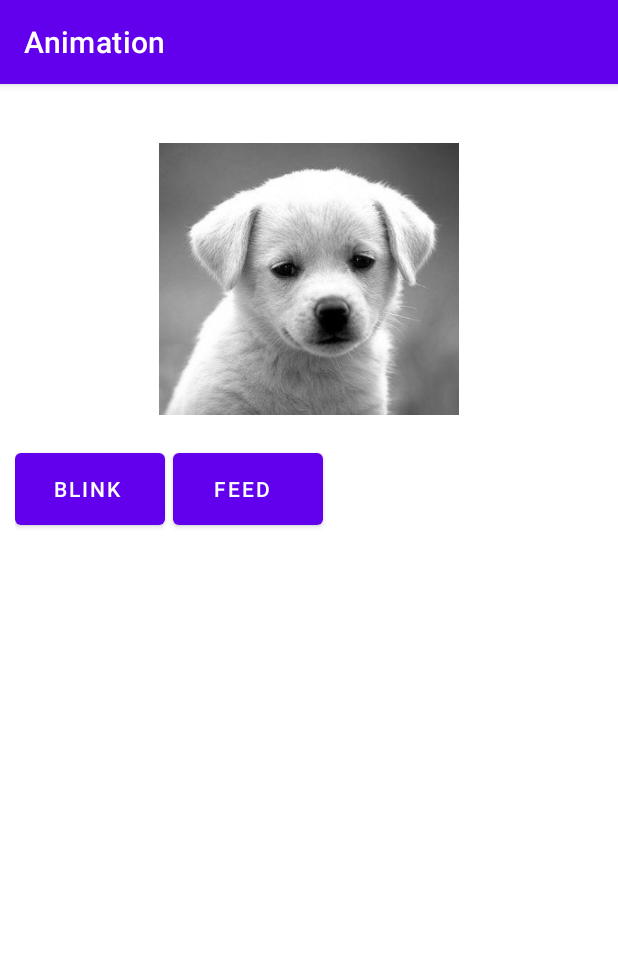
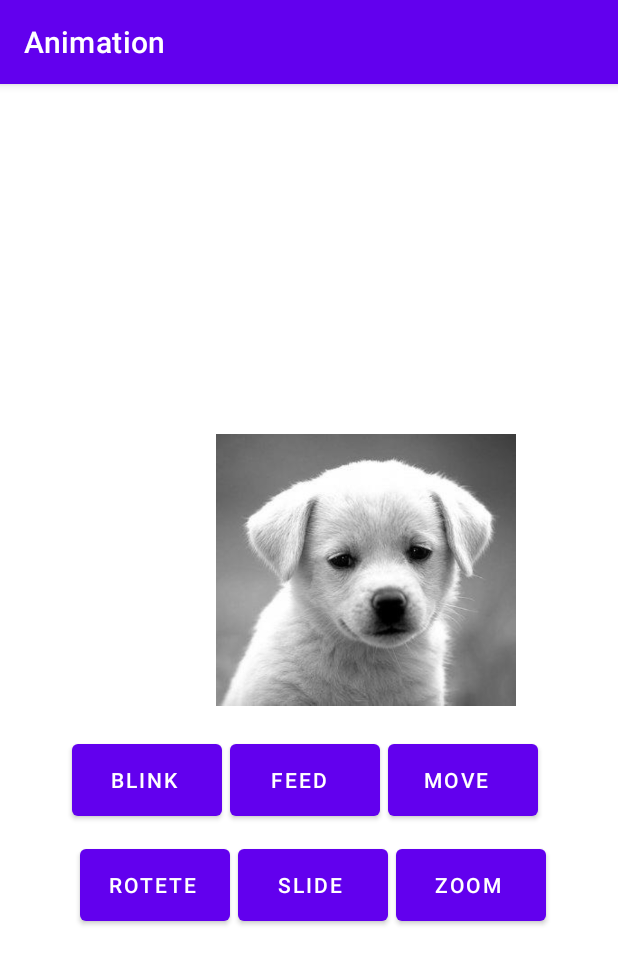
Before and after one commit to rahul-loni/Animation, an Android app: the screen it shows after launch (MainActivity), on a phone screen of 412 x 824 dp. Shown: the top 964 px of the screen. Run offline under Robolectric (Android 15) with nearby library versions, the phone set to English and light mode, and no system bars.

Commit message:
final commit

```diff
--- a/app/src/main/java/com/example/animation/MainActivity.java
+++ b/app/src/main/java/com/example/animation/MainActivity.java
@@ -3,12 +3,80 @@ package com.example.animation;
 import androidx.appcompat.app.AppCompatActivity;
 
 import android.os.Bundle;
+import android.view.View;
+import android.view.animation.Animation;
+import android.view.animation.AnimationUtils;
+import android.widget.Button;
+import android.widget.ImageView;
 
 public class MainActivity extends AppCompatActivity {
+    ImageView imageView;
+    Button btn_blink,btn_feed,btn_move,btn_rotate,btn_slide,btn_zoom;
 
     @Override
     protected void onCreate(Bundle savedInstanceState) {
         super.onCreate(savedInstanceState);
         setContentView(R.layout.activity_main);
+
+        init();
+
+        btn_blink.setOnClickListener(new View.OnClickListener() {
+            @Override
+            public void onClick(View v) {
+                Animation animation= AnimationUtils.loadAnimation
+                        (getApplicationContext(),R.anim.blink_animation);
+               imageView.setAnimation(animation);
+            }
+        });
+        btn_feed.setOnClickListener(new View.OnClickListener() {
+            @Override
+            public void onClick(View v) {
+                Animation animation= AnimationUtils.loadAnimation
+                        (getApplicationContext(),R.anim.feed_animation);
+                imageView.setAnimation(animation);
+            }
+        });
+        btn_move.setOnClickListener(new View.OnClickListener() {
+            @Override
+            public void onClick(View v) {
+                Animation animation= AnimationUtils.loadAnimation
+                        (getApplicationContext(),R.anim.move_animation);
+                imageView.setAnimation(animation);
+            }
+        });
+        btn_rotate.setOnClickListener(new View.OnClickListener() {
+            @Override
+            public void onClick(View v) {
+                Animation animation= AnimationUtils.loadAnimation
+                        (getApplicationContext(),R.anim.rotete_animation);
+                imageView.setAnimation(animation);
+            }
+        });
+        btn_slide.setOnClickListener(new View.OnClickListener() {
+            @Override
+            public void onClick(View v) {
+                Animation animation= AnimationUtils.loadAnimation
+                        (getApplicationContext(),R.anim.slide_animation);
+                imageView.setAnimation(animation);
+            }
+        });
+        btn_zoom.setOnClickListener(new View.OnClickListener() {
+            @Override
+            public void onClick(View v) {
+                Animation animation= AnimationUtils.loadAnimation
+                        (getApplicationContext(),R.anim.zoom_animation);
+                imageView.setAnimation(animation);
+            }
+        });
+    }
+    public void init(){
+        imageView=findViewById(R.id.img);
+        btn_blink=findViewById(R.id.blink);
+        btn_feed=findViewById(R.id.feed);
+        btn_move=findViewById(R.id.move);
+        btn_rotate=findViewById(R.id.rotate);
+        btn_slide=findViewById(R.id.slide);
+        btn_zoom=findViewById(R.id.zoom);
+
     }
 }
--- a/app/src/main/res/layout/activity_main.xml
+++ b/app/src/main/res/layout/activity_main.xml
@@ -6,6 +6,7 @@
     android:layout_width="match_parent"
     android:layout_height="match_parent"
     android:padding="10dp"
+    android:gravity="center"
     tools:context=".MainActivity">
     <ImageView
         android:id="@+id/img"
@@ -30,4 +31,39 @@
         android:layout_toRightOf="@id/blink"
         android:layout_marginTop="10dp"
         android:layout_marginLeft="5dp"/>
+    <Button
+        android:id="@+id/move"
+        android:layout_width="100dp"
+        android:layout_height="60dp"
+        android:text="Move  "
+        android:layout_below="@id/img"
+        android:layout_toRightOf="@id/feed"
+        android:layout_marginTop="10dp"
+        android:layout_marginLeft="5dp"/>
+    <Button
+        android:id="@+id/rotate"
+        android:layout_width="100dp"
+        android:layout_height="60dp"
+        android:text="Rotete "
+        android:layout_below="@id/blink"
+        android:layout_marginTop="10dp"
+        android:layout_marginLeft="5dp"/>
+    <Button
+        android:id="@+id/slide"
+        android:layout_width="100dp"
+        android:layout_height="60dp"
+        android:text="Slide "
+        android:layout_below="@id/blink"
+        android:layout_toRightOf="@id/rotate"
+        android:layout_marginTop="10dp"
+        android:layout_marginLeft="5dp"/>
+    <Button
+        android:id="@+id/zoom"
+        android:layout_width="100dp"
+        android:layout_height="60dp"
+        android:text="Zoom "
+        android:layout_below="@id/blink"
+        android:layout_toRightOf="@id/slide"
+        android:layout_marginTop="10dp"
+        android:layout_marginLeft="5dp"/>
 </RelativeLayout>
```
